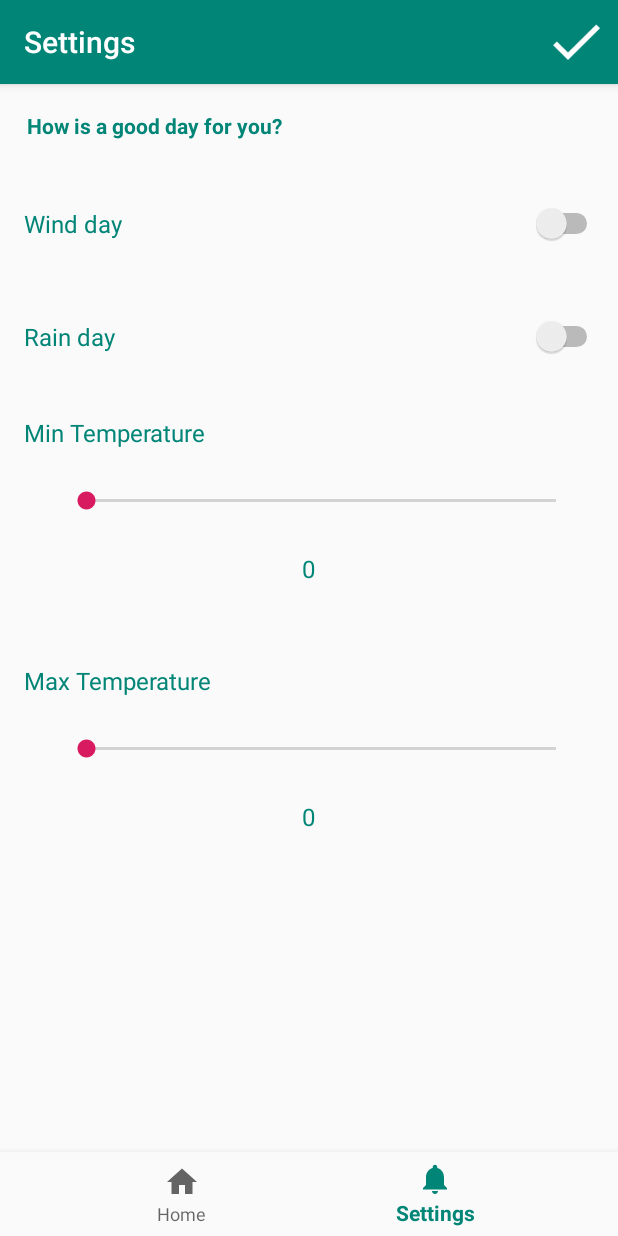
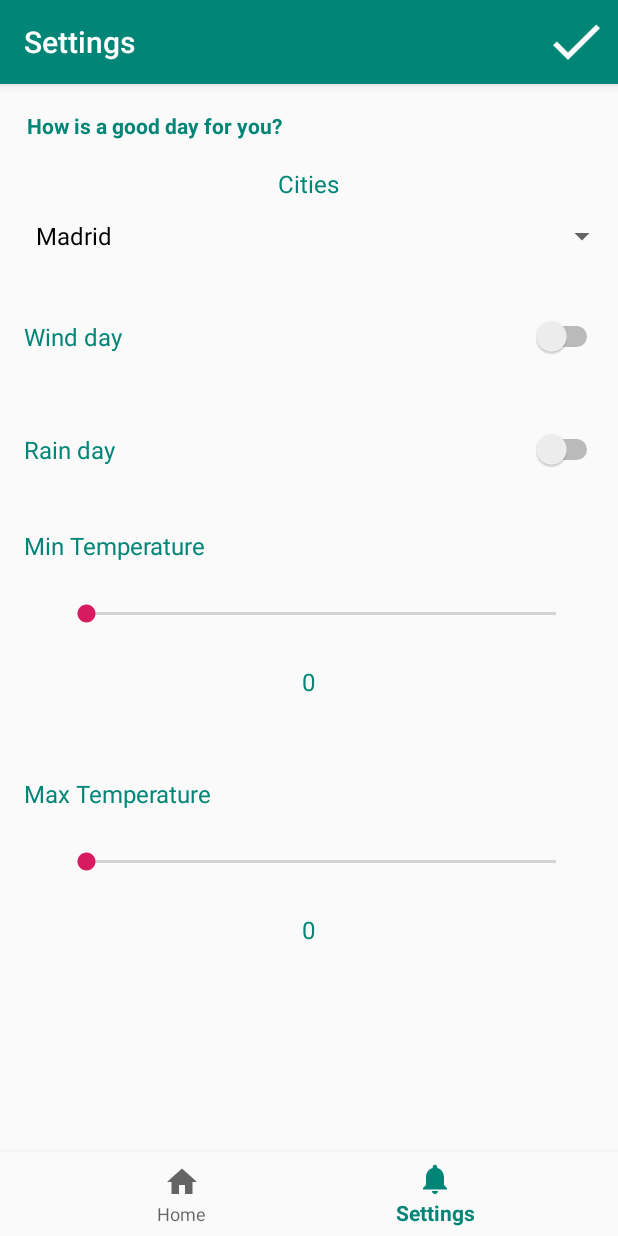
Before and after one commit to DavidAres/itIsGoodDay, an Android app: the screen it shows after launch (MainActivity), on a phone screen of 412 x 824 dp. Run offline under Robolectric (Android 15) with nearby library versions, the phone set to English and light mode, and no system bars.

Commit message:
add cities for more options to search and modify settings screen

```diff
--- a/app/src/main/java/com/example/itisgoodday/home/HomeFragment.kt
+++ b/app/src/main/java/com/example/itisgoodday/home/HomeFragment.kt
@@ -53,7 +53,6 @@ class HomeFragment : BaseFragment(), IHomeFragment {
                 animationForResult.loop(true)
             }
         })
-        homeViewModel.getWeatherInformation( "37.8267","-122.4233")
     }
 
     override fun onCreateOptionsMenu(menu: Menu?, inflater: MenuInflater?) {
@@ -81,7 +80,7 @@ class HomeFragment : BaseFragment(), IHomeFragment {
 
     override fun saveSettingsAndLoad(settings: Settings) {
         this.settings = settings
-        homeViewModel.getWeatherInformation( "37.8267","-122.4233")
+        homeViewModel.getWeatherInformation( settings.city!!.lat, settings.city!!.long)
     }
 
     override fun compareResults(weather: Weather) {
--- /dev/null
+++ b/app/src/main/java/com/example/itisgoodday/models/Cities.kt
@@ -0,0 +1,5 @@
+package com.example.itisgoodday.models
+
+data class Cities (
+    var cities : ArrayList<City>? = null
+)
--- /dev/null
+++ b/app/src/main/java/com/example/itisgoodday/models/City.kt
@@ -0,0 +1,7 @@
+package com.example.itisgoodday.models
+
+data class City (
+    var name : String = "",
+    var long : String = "",
+    var lat: String = ""
+)
--- a/app/src/main/java/com/example/itisgoodday/models/Settings.kt
+++ b/app/src/main/java/com/example/itisgoodday/models/Settings.kt
@@ -4,8 +4,19 @@ data class Settings(
     var maxTemperature : String = "",
     var minTemperature : String = "",
     var rainyDay : Boolean = false,
-    var windyDay : Boolean = false
-)
+    var windyDay : Boolean = false,
+    var city : City? = null
+){
+    companion object {
+        val mockCities = "{\"cities\" : [  \n" +
+                "    {\"name\":\"Madrid\", \"long\":\"-3.703582\", \"lat\":\"40.416705\"},  \n" +
+                "    {\"name\":\"Amsterdam\", \"long\":\"4.897976\", \"lat\":\"52.37454\"},  \n" +
+                "    {\"name\":\"London\", \"long\":\"-0.127647\", \"lat\":\"51.507322\"},  \n" +
+                "    {\"name\":\"Paris \", \"long\":\"13.38886\", \"lat\":\"52.517037\"},  \n" +
+                "    {\"name\":\"Berlin \", \"long\":\"2.351462\", \"lat\":\"48.856697\"}  \n" + "]}  "
+
+    }
+}
 
 enum class ErrorSettings{
     EMPTY_SETTINGS,
--- a/app/src/main/java/com/example/itisgoodday/settings/SettingsFragment.kt
+++ b/app/src/main/java/com/example/itisgoodday/settings/SettingsFragment.kt
@@ -6,16 +6,20 @@ import android.view.Menu
 import android.view.MenuInflater
 import android.view.MenuItem
 import android.view.View
+import android.widget.ArrayAdapter
 import android.widget.SeekBar
 import com.example.itisgoodday.MainActivity
 import com.example.itisgoodday.R
 import com.example.itisgoodday.base.BaseFragment
 import com.example.itisgoodday.home.HomeFragment
-import com.example.itisgoodday.home.HomeViewModel
+import com.example.itisgoodday.models.Cities
+import com.example.itisgoodday.models.City
 import com.example.itisgoodday.models.ErrorSettings
 import com.example.itisgoodday.models.Settings
 import com.example.itisgoodday.settings.interfaces.ISettingsFragment
+import com.example.itisgoodday.tools.CitiesSpinner
 import com.example.itisgoodday.tools.toast
+import com.google.gson.Gson
 import kotlinx.android.synthetic.main.activity_main.*
 import kotlinx.android.synthetic.main.settings_fragment.*
 import org.koin.android.ext.android.inject
@@ -23,6 +27,7 @@ import org.koin.android.ext.android.inject
 class SettingsFragment : BaseFragment(), ISettingsFragment {
     override fun getLayout(): Int = R.layout.settings_fragment
     private val settingsViewModel : SettingsViewModel by inject()
+    private lateinit var listCities : Cities
 
     override fun onCreate(savedInstanceState: Bundle?) {
         super.onCreate(savedInstanceState)
@@ -49,6 +54,7 @@ class SettingsFragment : BaseFragment(), ISettingsFragment {
             settings.windyDay = windyDay.isChecked
             settings.maxTemperature = maxTemperatureValue.text.split(" ")[0]
             settings.minTemperature = minTemperatureValue.text.split(" ")[0]
+            settings.city = settingsFragmentCitiesSpinner.selectedItem as City
             settingsViewModel.saveSettings(settings)
         }
         return super.onOptionsItemSelected(item)
@@ -71,6 +77,8 @@ class SettingsFragment : BaseFragment(), ISettingsFragment {
             override fun onStartTrackingTouch(seekBar: SeekBar) {}
             override fun onStopTrackingTouch(seekBar: SeekBar) {}
         })
+
+        prepareSpinner()
     }
 
     override fun manageErrorSave(error : ErrorSettings) {
@@ -87,9 +95,21 @@ class SettingsFragment : BaseFragment(), ISettingsFragment {
         windyDay.isChecked = settings.windyDay
         maxTemperature.progress = settings.maxTemperature.toInt()
         minTemperature.progress = settings.minTemperature.toInt()
+        settingsFragmentCitiesSpinner.setSelection((settingsFragmentCitiesSpinner.adapter as ArrayAdapter<City>).getPosition(settings.city))
     }
 
     override fun manageErrorRestore(error: ErrorSettings) {
         //context?.toast("Nothing to load")
     }
+
+    override fun prepareSpinner() {
+        var gson = Gson()
+        listCities = gson.fromJson(Settings.mockCities, Cities::class.java)
+        var list = ArrayList<City>()
+        for (city in listCities.cities.orEmpty()){
+            list.add(city)
+        }
+        val adapter = this!!.activity?.let { CitiesSpinner(it, android.R.layout.simple_spinner_dropdown_item, list) }
+        settingsFragmentCitiesSpinner.adapter = adapter
+    }
 }
--- a/app/src/main/java/com/example/itisgoodday/settings/interfaces/ISettingsFragment.kt
+++ b/app/src/main/java/com/example/itisgoodday/settings/interfaces/ISettingsFragment.kt
@@ -1,5 +1,6 @@
 package com.example.itisgoodday.settings.interfaces
 
+import com.example.itisgoodday.models.Cities
 import com.example.itisgoodday.models.ErrorSettings
 import com.example.itisgoodday.models.Settings
 
@@ -8,4 +9,5 @@ interface ISettingsFragment {
     fun manageErrorSave(error: ErrorSettings)
     fun loadCurrentSettings(settings: Settings)
     fun manageErrorRestore(error : ErrorSettings)
+    fun prepareSpinner()
 }
--- /dev/null
+++ b/app/src/main/java/com/example/itisgoodday/tools/CitiesSpinner.kt
@@ -0,0 +1,54 @@
+package com.example.itisgoodday.tools
+
+import android.app.Activity
+import android.graphics.Color
+import android.view.View
+import android.view.ViewGroup
+import android.widget.ArrayAdapter
+import android.widget.TextView
+import com.example.itisgoodday.R
+import com.example.itisgoodday.models.City
+
+
+class CitiesSpinner(private val context: Activity, resource: Int, data2: ArrayList<City>) :
+    ArrayAdapter<City>(context, resource, data2) {
+    private var data: ArrayList<City>? = null
+
+    init {
+        this.data = data2
+    }
+
+    override fun getDropDownView(position: Int, convertView: View?, parent: ViewGroup): View {
+        var row = convertView
+        if (row == null) {
+            //inflate your customlayout for the textview
+            val inflater = context.layoutInflater
+            row = inflater.inflate(R.layout.simple_spinner, parent, false)
+        }
+        //put the data in it
+        val item = data!![position]
+        if (item != null) {
+            val text1 = row!!.findViewById(R.id.txt_row_simple_spin) as TextView
+            text1.text = item.name
+            if(position == 0){
+                text1.setTextColor(Color.GRAY)
+            }else{
+                text1.setTextColor(Color.BLACK)
+            }
+        }
+
+        return row!!
+    }
+
+    override fun getView(position: Int, convertView: View?, parent: ViewGroup): View {
+        // I created a dynamic TextView here, but you can reference your own custom layout for each spinner item
+        val label = super.getView(position, convertView, parent) as TextView
+        // Then you can get the current item using the values array (Users array) and the current position
+        // You can NOW reference each method you has created in your bean object (User class)
+        label.text = data!![position].name
+
+        // And finally return your dynamic (or custom) view for each spinner item
+        return label
+    }
+
+}
--- a/app/src/main/res/layout/home_fragment.xml
+++ b/app/src/main/res/layout/home_fragment.xml
@@ -1,7 +1,6 @@
 <?xml version="1.0" encoding="utf-8"?>
 <RelativeLayout xmlns:android="http://schemas.android.com/apk/res/android"
     android:layout_width="match_parent"
-    xmlns:tools="http://schemas.android.com/tools"
     android:layout_height="match_parent"
     xmlns:app="http://schemas.android.com/apk/res-auto">
 
@@ -11,7 +10,7 @@
         android:textSize="14sp"
         android:layout_margin="18dp"
         android:textStyle="bold"
-        android:text="HOME"
+        android:text="Checking..."
         android:layout_centerHorizontal="true"
         android:gravity="center"
         android:textColor="@color/colorPrimary"
--- a/app/src/main/res/layout/settings_fragment.xml
+++ b/app/src/main/res/layout/settings_fragment.xml
@@ -1,5 +1,5 @@
 <?xml version="1.0" encoding="utf-8"?>
-<ScrollView xmlns:android="http://schemas.android.com/apk/res/android"
+<android.support.v4.widget.NestedScrollView xmlns:android="http://schemas.android.com/apk/res/android"
     android:id="@+id/ScrollView01"
     android:layout_width="fill_parent"
     android:layout_height="fill_parent" >
@@ -18,11 +18,35 @@
         android:layout_height="wrap_content" />
 
     <RelativeLayout
+        android:id="@+id/settingsFragmentCitiesLIst"
+        android:layout_width="match_parent"
+        android:layout_height="75dp"
+        android:paddingLeft="16dp"
+        android:layout_below="@+id/settingsFragmentTitle">
+
+        <TextView
+            android:id="@+id/settingsFragmentCitiesLIstText"
+            android:layout_width="wrap_content"
+            android:layout_height="wrap_content"
+            android:text="Cities"
+            android:textColor="@color/colorPrimary"
+            android:layout_centerHorizontal="true"
+            android:textSize="16sp"/>
+
+        <Spinner
+            android:id="@+id/settingsFragmentCitiesSpinner"
+            android:layout_below="@+id/settingsFragmentCitiesLIstText"
+            android:layout_width="fill_parent"
+            android:layout_height="wrap_content" />
+
+    </RelativeLayout>
+
+    <RelativeLayout
         android:id="@+id/settingsFragmentEnableWindRL"
         android:layout_width="match_parent"
         android:layout_height="75dp"
         android:paddingLeft="16dp"
-        android:layout_below="@+id/settingsFragmentTitle">
+        android:layout_below="@+id/settingsFragmentCitiesLIst">
 
         <TextView
             android:id="@+id/settingsFragmentEnableWindTextView"
@@ -147,4 +171,4 @@
 
     </RelativeLayout>
 </RelativeLayout>
-</ScrollView>
+</android.support.v4.widget.NestedScrollView>
```
Also changed, not shown: app/src/main/res/layout/simple_spinner.xml (added, +15 -0 lines).
